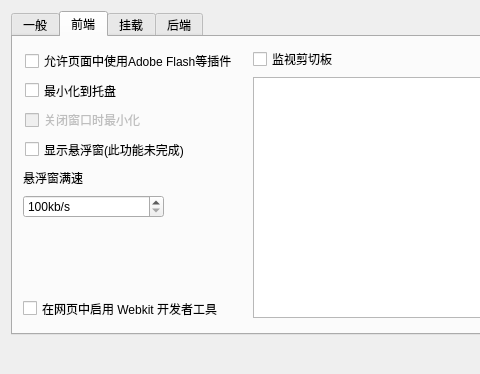
Before: the Qt Designer form src/frontend/ui/settings.ui in Xinkai/XwareDesktop, drawn with Qt 5; both pictures show x 0 to 480 and y 0 to 374 of the 930 by 374 pixel window.
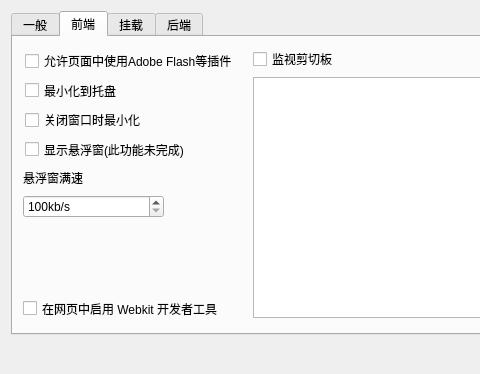
After: the same form once the commit is applied. The open tabs and pages were chosen to show the change. Icons and pictures are not drawn.

Patch:
```diff
--- a/src/frontend/ui/settings.ui
+++ b/src/frontend/ui/settings.ui
@@ -233,9 +233,6 @@
         </item>
         <item>
          <widget class="QCheckBox" name="checkBox_closeToMinimize">
-          <property name="enabled">
-           <bool>false</bool>
-          </property>
           <property name="text">
            <string>关闭窗口时最小化</string>
           </property>
```
